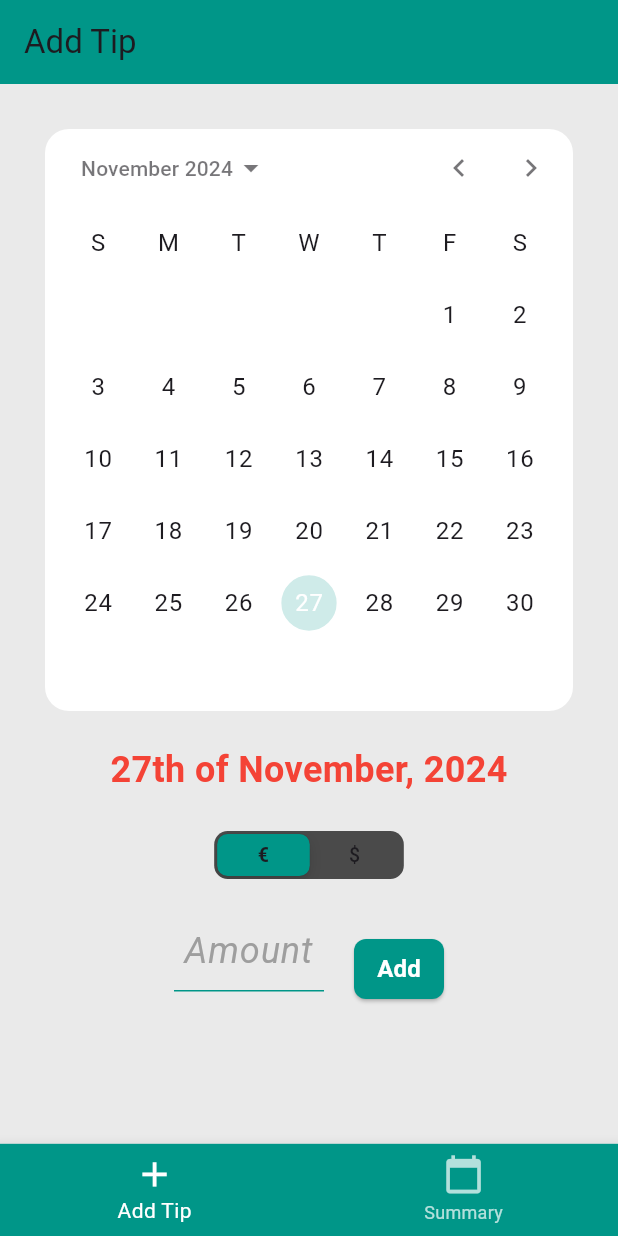
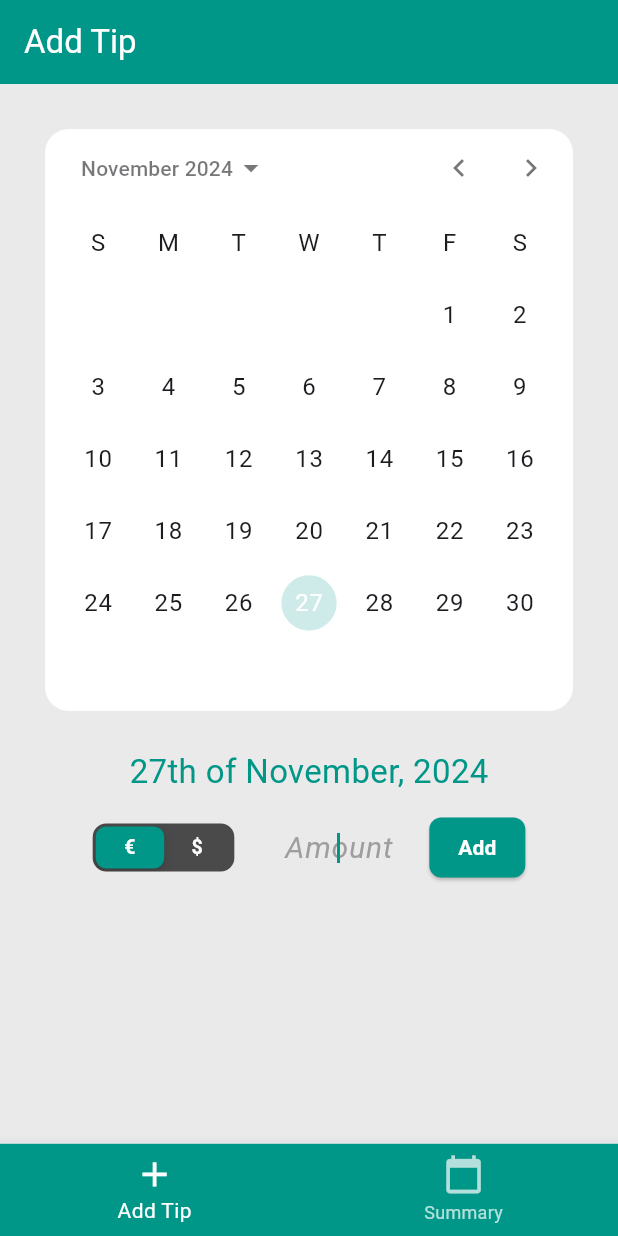
Before and after one commit to DiegoLSdev/tips_tracker, a Flutter app: the screen it shows after launch, on a phone screen of 412 x 824 dp. Run offline on Flutter 3.47's test engine with Material 3 defaults, Android fonts, the phone set to English and light mode, and no system bars; drawn by our look-alikes of calendar_date_picker2; our stand-ins replace flutter_screenutil.

Commit message:
Add Tip Screen Styles

```diff
--- a/lib/components/add_tip_dialog.dart
+++ b/lib/components/add_tip_dialog.dart
@@ -3,7 +3,6 @@ import 'package:flutter/material.dart';
 import 'package:intl/intl.dart';
 import 'package:provider/provider.dart';
 import 'package:flutter/services.dart';
-import 'package:tips_tracker/styles/theme.dart';
 import '../controller/tip_provider.dart';
 import '../model/tip.dart';
 
@@ -50,32 +49,42 @@ class _AddTipDialogState extends State<AddTipDialog> {
     final tipProvider = Provider.of<TipProvider>(context, listen: false);
 
     return Padding(
-      padding: const EdgeInsets.symmetric(vertical: 6),
+      padding: const EdgeInsets.symmetric(vertical: 0),
       child: Column(
         children: [
-          // Display Selected Date
           Text(
             formatDate(widget.selectedDate),
-            style: DarkStyles.title2,
+            style: const TextStyle(
+              color: Colors.teal,
+              fontSize: 22
             ),
-          const SizedBox(height: 24),
+          ),
 
-          // Currency Selector
+          const SizedBox(height: 15),
+
+
+          // Amount Input
+          Row(
+            mainAxisAlignment: MainAxisAlignment.center, // Centrar los grupos con menos separación
+            crossAxisAlignment: CrossAxisAlignment.center, // Alinear verticalmente
+            children: [
               CupertinoSlidingSegmentedControl<int>(
                 groupValue: currencyIndex,
                 backgroundColor: const Color.fromARGB(255, 74, 74, 74),
                 thumbColor: Colors.teal,
                 children: const <int, Widget>{
                   0: Padding(
-                padding:  EdgeInsets.symmetric(horizontal: 16.0),
+                    padding: EdgeInsets.symmetric(horizontal: 8.0),
                     child: Text(
                       '€',
+                      style: TextStyle(color: Colors.white, fontWeight: FontWeight.bold),
                     ),
                   ),
                   1: Padding(
-                padding:  EdgeInsets.symmetric(horizontal: 16.0),
+                    padding: EdgeInsets.symmetric(horizontal: 8.0),
                     child: Text(
                       '\$',
+                      style: TextStyle(color: Colors.white, fontWeight: FontWeight.bold),
                     ),
                   ),
                 },
@@ -87,44 +96,34 @@ class _AddTipDialogState extends State<AddTipDialog> {
                   }
                 },
               ),
-          const SizedBox(height: 40),
 
-          // Amount Input
+              const SizedBox(width: 20),
+
               Row(
-            mainAxisAlignment:
-                MainAxisAlignment.center, // Centers the children horizontally
                 children: [
-              Container(
+                  // Input Field
+                  SizedBox(
                     width: 100,
-                height: 30,
-                decoration: BoxDecoration(
-                  color: Colors.transparent,
-                  borderRadius: BorderRadius.circular(3),
-                ),
                     child: TextField(
                       controller: amountController,
                       textAlign: TextAlign.center,
-                  showCursor: false,
-                  //cursorColor: Colors.teal,
-                  // cursorHeight: 20,
+                      showCursor: true,
+                      cursorColor: Colors.teal,
+                      cursorHeight: 20, // Coincide con el tamaño del texto
                       inputFormatters: [
                         FilteringTextInputFormatter.allow(RegExp(r'^\d*\.?\d*')),
                       ],
-                  style: const TextStyle(color: Colors.teal, fontSize: 24),
-                  decoration: const InputDecoration(
+                      style: const TextStyle(
+                        color: Colors.teal,
+                        fontSize: 20,
+                        height: 1.0,
+                      ),
+                      decoration: const InputDecoration.collapsed(
                         hintText: 'Amount',
                         hintStyle: TextStyle(
                           color: Colors.grey,
                           fontStyle: FontStyle.italic,
-                      fontSize: 24,
-                    ),
-                    contentPadding: EdgeInsets.only(
-                        bottom: 16), // Adds space between hint and underline
-                    enabledBorder: UnderlineInputBorder(
-                      borderSide: BorderSide(color: Colors.teal),
-                    ),
-                    focusedBorder: UnderlineInputBorder(
-                      borderSide: BorderSide(color: Colors.teal),
+                          fontSize: 20,
                         ),
                       ),
                       autofocus: true,
@@ -136,9 +135,11 @@ class _AddTipDialogState extends State<AddTipDialog> {
                       },
                     ),
                   ),
-              const SizedBox(width: 20),
+
+                  const SizedBox(width: 10), // Espacio entre input y botón
+
+                  // Add Button
                   SizedBox(
-                width: 60,
                     height: 40,
                     child: ElevatedButton(
                       style: ElevatedButton.styleFrom(
@@ -146,9 +147,12 @@ class _AddTipDialogState extends State<AddTipDialog> {
                         shape: RoundedRectangleBorder(
                           borderRadius: BorderRadius.circular(8),
                         ),
-                    padding: const EdgeInsets.all(8),
+                        padding: const EdgeInsets.symmetric(horizontal: 2, vertical: 6),
                       ),
                       onPressed: () {
+                        // Ocultar el teclado
+                        FocusScope.of(context).unfocus();
+
                         if (widget.selectedDate != null && amount > 0) {
                           tipProvider.addTip(
                             Tip(
@@ -160,10 +164,9 @@ class _AddTipDialogState extends State<AddTipDialog> {
                                   .split(' ')[0],
                             ),
                           );
-                      widget.onAddTip(); // Callback to refresh if needed
+                          widget.onAddTip();
                           amountController.clear();
 
-                      // Show a success Snackbar
                           ScaffoldMessenger.of(context).showSnackBar(
                             const SnackBar(
                               content: Text(
@@ -176,11 +179,11 @@ class _AddTipDialogState extends State<AddTipDialog> {
                           );
                         }
                       },
+
                       child: const Text(
                         "Add",
                         style: TextStyle(
                           color: Colors.white,
-                      fontSize: 16,
                           fontWeight: FontWeight.bold,
                         ),
                       ),
@@ -190,6 +193,12 @@ class _AddTipDialogState extends State<AddTipDialog> {
               ),
             ],
           ),
+
+
+
+
+        ],
+      ),
     );
   }
 }
--- a/lib/screens/add_tip_screen.dart
+++ b/lib/screens/add_tip_screen.dart
@@ -1,6 +1,5 @@
 import 'package:calendar_date_picker2/calendar_date_picker2.dart';
 import 'package:flutter/material.dart';
-import 'package:tips_tracker/styles/theme.dart';
 import '../components/add_tip_dialog.dart';
 
 class AddTipScreen extends StatefulWidget {
@@ -24,7 +23,9 @@ class _AddTipScreenState extends State<AddTipScreen> {
     return Scaffold(
       // backgroundColor: Colors.red,
       appBar: AppBar(
-        title: const Text('Add Tip'),
+        title: const Text('Add Tip',
+        style:  TextStyle(color: Colors.white),
+        ),
         backgroundColor: Colors.teal,
       ),
       body: Container(
@@ -82,7 +83,7 @@ class _AddTipScreenState extends State<AddTipScreen> {
                 ),
               ),
 
-              const SizedBox(height: 16),
+              const SizedBox(height: 25),
 
               AddTipDialog(
                 selectedDate: selectedDate,
```
Also changed, not shown: lib/screens/yearly_and_monthly_screen.dart (+9 -18 lines), lib/styles/theme.dart (deleted, +0 -227 lines). Lines whose indentation alone changed are shown as unchanged.
